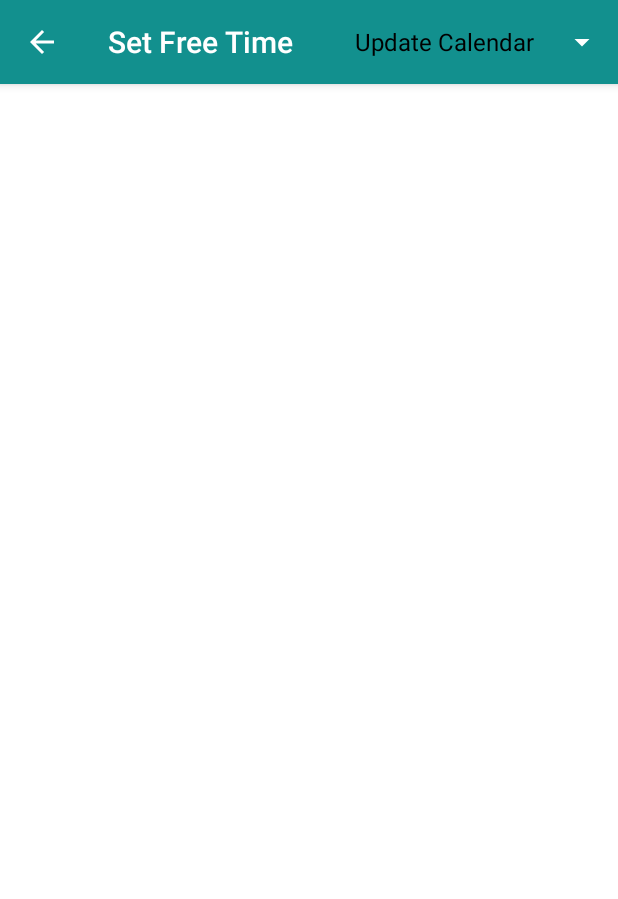
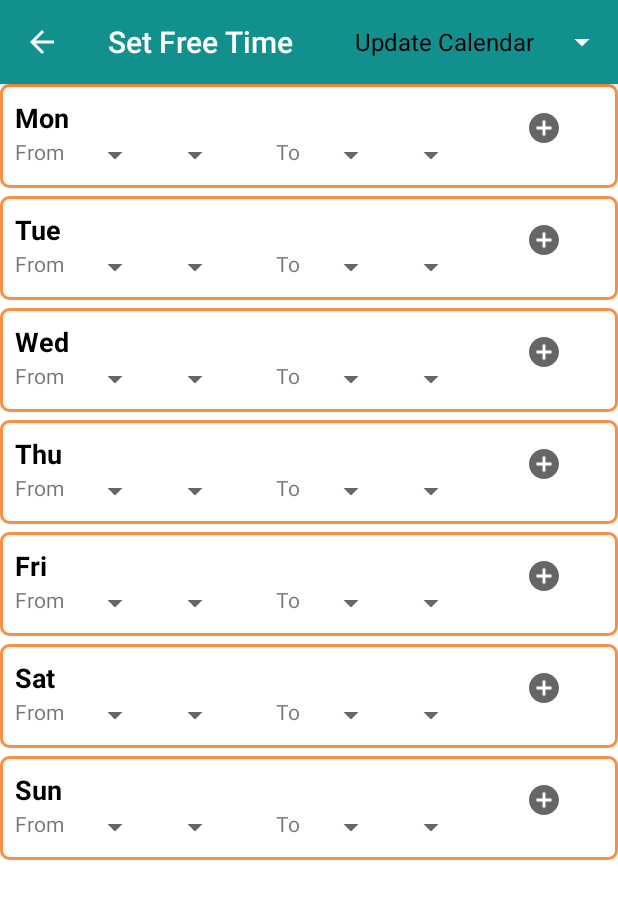
Before and after one commit to abetco/Prattle, an Android app: the UpdateCalendar screen opened directly, with no data from a screen before it, on a phone screen of 412 x 824 dp. Shown: the top 899 px of the screen. Run offline under Robolectric (Android 15) with nearby library versions, the phone set to English and light mode, and no system bars.

Commit message:
update calendar now populates with 7 days.

```diff
--- /dev/null
+++ b/app/src/main/java/edu/illinois/cs465/prattle/FreetimeAdapter.java
@@ -0,0 +1,47 @@
+package edu.illinois.cs465.prattle;
+
+import android.content.Context;
+import android.view.LayoutInflater;
+import android.view.View;
+import android.view.ViewGroup;
+import android.widget.TextView;
+
+import androidx.annotation.NonNull;
+import androidx.recyclerview.widget.RecyclerView;
+
+public class FreetimeAdapter extends RecyclerView.Adapter<FreetimeAdapter.dayHolder> {
+
+    String[] week_days;
+    Context context;
+
+    public FreetimeAdapter(Context ct, String[] days){
+        context = ct;
+        week_days = days;
+    }
+    @NonNull
+    @Override
+    public dayHolder onCreateViewHolder(@NonNull ViewGroup parent, int viewType) {
+        LayoutInflater inflater = LayoutInflater.from(context);
+        View view = inflater.inflate(R.layout.day_freetime_item, parent,false);
+        return new dayHolder(view);
+    }
+
+    @Override
+    public void onBindViewHolder(@NonNull dayHolder holder, int position) {
+        holder.mytext1.setText(week_days[position]);
+
+    }
+
+    @Override
+    public int getItemCount() {
+        return week_days.length;
+    }
+
+    public class dayHolder extends RecyclerView.ViewHolder {
+        TextView mytext1;
+        public dayHolder(@NonNull View itemView) {
+            super(itemView);
+            mytext1 = itemView.findViewById(R.id.week_day);
+        }
+    }
+}
--- a/app/src/main/java/edu/illinois/cs465/prattle/UpdateCalendar.java
+++ b/app/src/main/java/edu/illinois/cs465/prattle/UpdateCalendar.java
@@ -16,16 +16,29 @@ import android.widget.Spinner;
 import android.widget.SpinnerAdapter;
 
 import androidx.appcompat.app.AppCompatActivity;
+import androidx.recyclerview.widget.LinearLayoutManager;
+import androidx.recyclerview.widget.RecyclerView;
 
 
 public class UpdateCalendar extends AppCompatActivity {
         private Spinner spinner1;
+        String[] week_days;
+        RecyclerView recyclerView;
 
         @Override
         protected void onCreate(Bundle savedInstanceState) {
             super.onCreate(savedInstanceState);
             setContentView(R.layout.activity_update_calendar);
             getSupportActionBar().setTitle("Set Free Time");
+
+            week_days = getResources().getStringArray(R.array.weekdays);
+
+            recyclerView = findViewById(R.id.recycler_freetime);
+
+            FreetimeAdapter freetimeAdapter = new FreetimeAdapter(this,week_days);
+
+            recyclerView.setAdapter(freetimeAdapter);
+            recyclerView.setLayoutManager(new LinearLayoutManager(this));
         }
 
         @Override
--- a/app/src/main/res/layout/activity_update_calendar.xml
+++ b/app/src/main/res/layout/activity_update_calendar.xml
@@ -9,4 +9,8 @@
     android:background="@color/white"
     tools:context=".UpdateCalendar">
 
+    <androidx.recyclerview.widget.RecyclerView
+        android:id="@+id/recycler_freetime"
+        android:layout_width="match_parent"
+        android:layout_height="match_parent" />
 </androidx.constraintlayout.widget.ConstraintLayout>
--- a/app/src/main/res/layout/day_freetime_item.xml
+++ b/app/src/main/res/layout/day_freetime_item.xml
@@ -8,6 +8,7 @@
     android:background="@drawable/grid_row_border"
     android:padding="10dp"
     android:layout_marginBottom="5dp">
+
 
     <TextView
         android:id="@+id/week_day"
--- a/app/src/main/res/values/times.xml
+++ b/app/src/main/res/values/times.xml
@@ -18,4 +18,13 @@
         <item>AM</item>
         <item>PM</item>
     </string-array>
+    <string-array name="weekdays">
+        <item>Mon</item>
+        <item>Tue</item>
+        <item>Wed</item>
+        <item>Thu</item>
+        <item>Fri</item>
+        <item>Sat</item>
+        <item>Sun</item>
+    </string-array>
 </resources>
--- a/app/src/main/res/values/weekViewStrings.xml
+++ b/app/src/main/res/values/weekViewStrings.xml
@@ -1,5 +1,6 @@
 <?xml version="1.0" encoding="utf-8"?>
 <resources>
+
     <string name="from">From</string>
     <string name="to">To</string>
     <string name="Mon">Mon</string>
```
